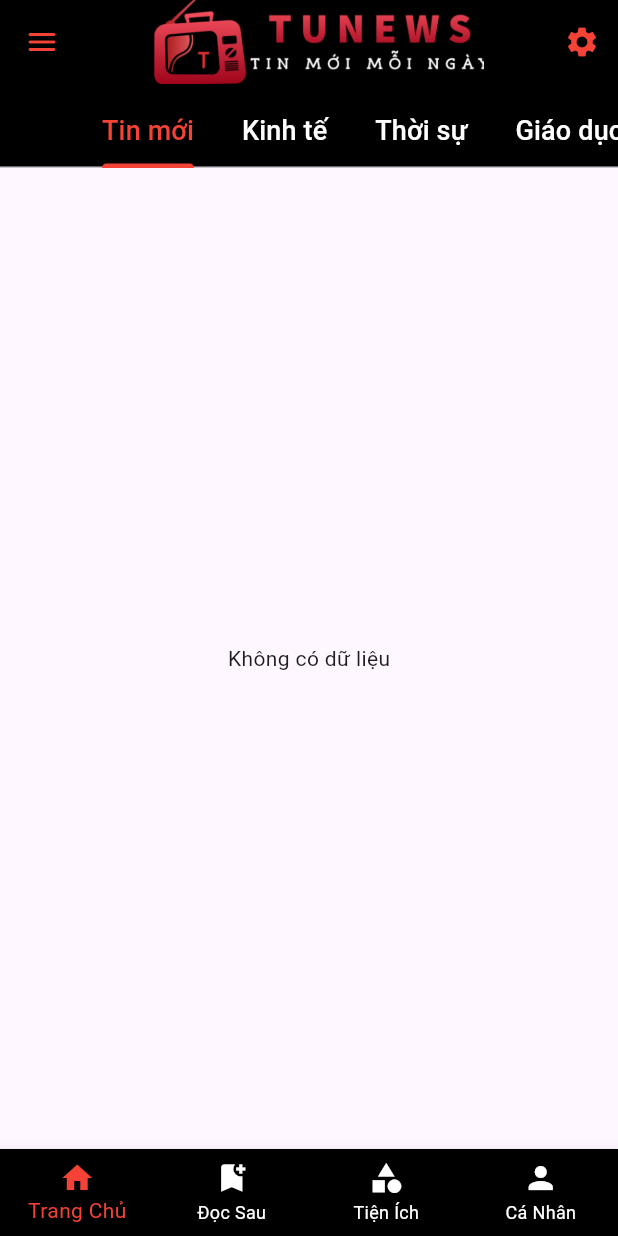
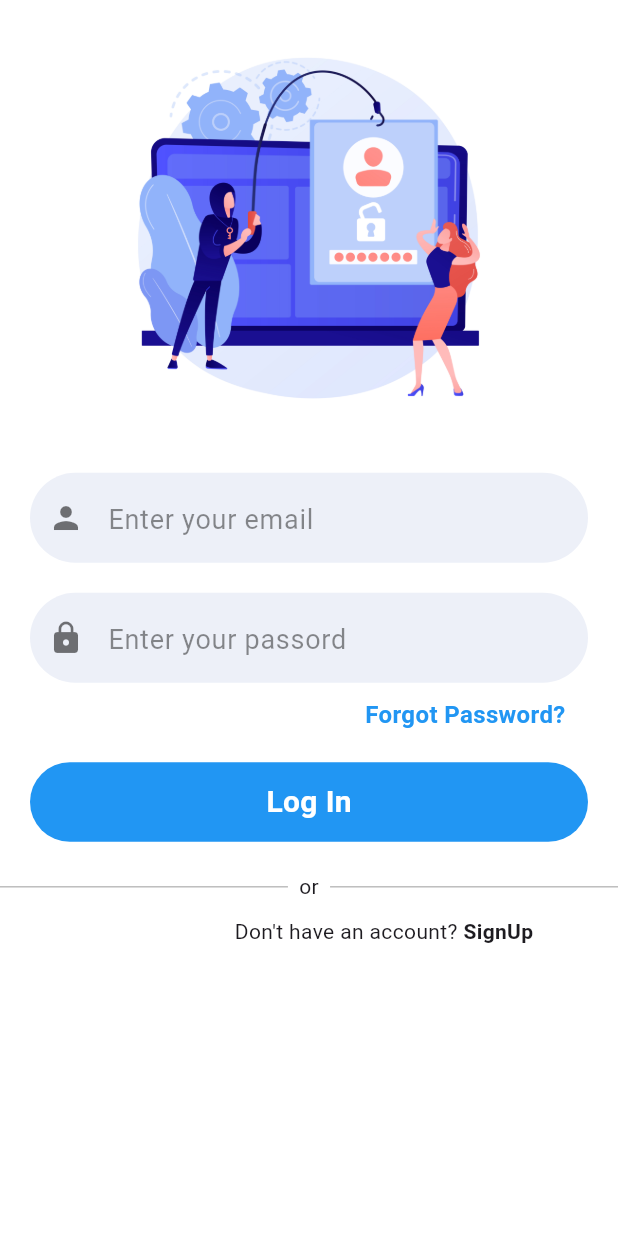
Before and after one commit to AnhTuvx/News_Flutter, a Flutter app: the screen it shows after launch, on a phone screen of 412 x 824 dp. Run offline on Flutter 3.47's test engine with Material 3 defaults, Android fonts, the phone set to English and light mode, and no system bars; our stand-ins replace cached_network_image, cloud_firestore, firebase_auth, firebase_core, flutter_tts, shared_preferences and 1 more; accounts and stored records are empty.

Commit message:
connect firebase,and build login,sigup page

```diff
--- a/lib/main.dart
+++ b/lib/main.dart
@@ -1,11 +1,15 @@
+import 'package:firebase_auth/firebase_auth.dart';
 import 'package:flutter/material.dart';
+import 'package:firebase_core/firebase_core.dart';
 import 'package:news_app_flutter/view/homepage.dart';
+import 'package:news_app_flutter/view/login_page.dart';
 import 'package:news_app_flutter/widget/CategoryProvider.dart';
 import 'package:provider/provider.dart';
 
 void main() async {
-  WidgetsFlutterBinding
-      .ensureInitialized(); // Đảm bảo khởi tạo Flutter trước khi sử dụng plugin
+  WidgetsFlutterBinding.ensureInitialized(); // Đảm bảo khởi tạo Flutter
+  await Firebase.initializeApp(); // Khởi tạo Firebase
+
   runApp(
     MultiProvider(
       providers: [
@@ -20,10 +24,32 @@ class MyApp extends StatelessWidget {
   @override
   Widget build(BuildContext context) {
     return MaterialApp(
-      theme: ThemeData(
-        primarySwatch: Colors.blue,
-      ),
-      home: HomePage(),
+      debugShowCheckedModeBanner: false, // Tắt banner debug
+      home: AuthWrapper(), // Điều hướng dựa trên trạng thái người dùng
     );
   }
 }
+
+// AuthWrapper để xử lý luồng điều hướng
+class AuthWrapper extends StatelessWidget {
+  @override
+  Widget build(BuildContext context) {
+    return StreamBuilder<User?>(
+      stream: FirebaseAuth.instance.authStateChanges(),
+      builder: (context, snapshot) {
+        // Kiểm tra trạng thái người dùng
+        if (snapshot.connectionState == ConnectionState.waiting) {
+          return Scaffold(
+            body: Center(
+                child:
+                    CircularProgressIndicator()), // Hiển thị khi chờ Firebase
+          );
+        } else if (snapshot.hasData && snapshot.data != null) {
+          return HomePage(); // Chuyển đến trang chính nếu người dùng đã đăng nhập
+        } else {
+          return LoginScreen(); // Chuyển đến màn hình đăng nhập nếu chưa đăng nhập
+        }
+      },
+    );
+  }
+}
--- /dev/null
+++ b/lib/services/authentication.dart
@@ -0,0 +1,67 @@
+import 'package:cloud_firestore/cloud_firestore.dart';
+import 'package:firebase_auth/firebase_auth.dart';
+
+class AuthMethod {
+  final FirebaseFirestore _firestore = FirebaseFirestore.instance;
+  final FirebaseAuth _auth = FirebaseAuth.instance;
+
+  // SignUp User
+
+  Future<String> signupUser({
+    required String email,
+    required String password,
+    required String name,
+  }) async {
+    String res = "Some error Occurred";
+    try {
+      if (email.isNotEmpty || password.isNotEmpty || name.isNotEmpty) {
+        // register user in auth with email and password
+        UserCredential cred = await _auth.createUserWithEmailAndPassword(
+          email: email,
+          password: password,
+        );
+        // add user to your  firestore database
+        print(cred.user!.uid);
+        await _firestore.collection("users").doc(cred.user!.uid).set({
+          'name': name,
+          'uid': cred.user!.uid,
+          'email': email,
+          'saveFeed': [],
+        });
+
+        res = "success";
+      }
+    } catch (err) {
+      return err.toString();
+    }
+    return res;
+  }
+
+  // logIn user
+  Future<String> loginUser({
+    required String email,
+    required String password,
+  }) async {
+    String res = "Some error Occurred";
+    try {
+      if (email.isNotEmpty || password.isNotEmpty) {
+        // logging in user with email and password
+        await _auth.signInWithEmailAndPassword(
+          email: email,
+          password: password,
+        );
+        res = "success";
+      } else {
+        res = "Please enter all the fields";
+      }
+    } catch (err) {
+      return err.toString();
+    }
+    return res;
+  }
+
+  // for sighout
+  signOut() async {
+    // await _auth.signOut();
+  }
+}
--- /dev/null
+++ b/lib/view/login_page.dart
@@ -0,0 +1,152 @@
+import 'package:flutter/material.dart';
+import 'package:news_app_flutter/view/homepage.dart';
+import 'package:news_app_flutter/view/password_fogot.dart';
+import 'package:news_app_flutter/view/sign_up_page.dart';
+import '../Services/authentication.dart';
+import '../Widget/snackbar.dart';
+import '../Widget/text_field.dart';
+import '../widget/button.dart';
+
+class LoginScreen extends StatefulWidget {
+  const LoginScreen({super.key});
+
+  @override
+  State<LoginScreen> createState() => _SignupScreenState();
+}
+
+class _SignupScreenState extends State<LoginScreen> {
+  final TextEditingController emailController = TextEditingController();
+  final TextEditingController passwordController = TextEditingController();
+  bool isLoading = false;
+
+  @override
+  void dispose() {
+    super.dispose();
+    emailController.dispose();
+    passwordController.dispose();
+  }
+
+// email and passowrd auth part
+  void loginUser() async {
+    setState(() {
+      isLoading = true;
+    });
+    // signup user using our authmethod
+    String res = await AuthMethod().loginUser(
+        email: emailController.text, password: passwordController.text);
+
+    if (res == "success") {
+      setState(() {
+        isLoading = false;
+      });
+      //navigate to the home screen
+      Navigator.of(context).pushReplacement(
+        MaterialPageRoute(
+          builder: (context) => HomePage(),
+        ),
+      );
+    } else {
+      setState(() {
+        isLoading = false;
+      });
+      // show error
+      showSnackBar(context, res);
+    }
+  }
+
+  @override
+  Widget build(BuildContext context) {
+    double height = MediaQuery.of(context).size.height;
+    return Scaffold(
+      resizeToAvoidBottomInset: true,
+      // resizeToAvoidBottomInset: false,
+      backgroundColor: Colors.white,
+      body: SafeArea(
+          child: SizedBox(
+        child: Column(
+          crossAxisAlignment: CrossAxisAlignment.center,
+          children: [
+            SizedBox(
+              height: height / 2.7,
+              child: Image.asset('lib/img/login.jpg'),
+            ),
+            TextFieldInput(
+                icon: Icons.person,
+                textEditingController: emailController,
+                hintText: 'Enter your email',
+                textInputType: TextInputType.text),
+            TextFieldInput(
+              icon: Icons.lock,
+              textEditingController: passwordController,
+              hintText: 'Enter your passord',
+              textInputType: TextInputType.text,
+              isPass: true,
+            ),
+            //  we call our forgot password below the login in button
+            const ForgotPassword(),
+            MyButtons(onTap: loginUser, text: "Log In"),
+
+            Row(
+              children: [
+                Expanded(
+                  child: Container(height: 1, color: Colors.black26),
+                ),
+                const Text("  or  "),
+                Expanded(
+                  child: Container(height: 1, color: Colors.black26),
+                )
+              ],
+            ),
+            // for google login
+
+            // for phone authentication
+            // Don't have an account? got to signup screen
+            Padding(
+              padding: const EdgeInsets.only(top: 10, left: 100),
+              child: Row(
+                mainAxisAlignment: MainAxisAlignment.center,
+                children: [
+                  const Text("Don't have an account? "),
+                  GestureDetector(
+                    onTap: () {
+                      Navigator.of(context).push(
+                        MaterialPageRoute(
+                          builder: (context) => SignupScreen(),
+                        ),
+                      );
+                    },
+                    child: const Text(
+                      "SignUp",
+                      style: TextStyle(fontWeight: FontWeight.bold),
+                    ),
+                  )
+                ],
+              ),
+            ),
+          ],
+        ),
+      )),
+    );
+  }
+
+  Container socialIcon(image) {
+    return Container(
+      padding: const EdgeInsets.symmetric(
+        horizontal: 32,
+        vertical: 15,
+      ),
+      decoration: BoxDecoration(
+        color: const Color(0xFFedf0f8),
+        borderRadius: BorderRadius.circular(12),
+        border: Border.all(
+          color: Colors.black45,
+          width: 2,
+        ),
+      ),
+      child: Image.network(
+        image,
+        height: 40,
+      ),
+    );
+  }
+}
--- /dev/null
+++ b/lib/view/password_fogot.dart
@@ -0,0 +1,121 @@
+import 'package:firebase_auth/firebase_auth.dart';
+import 'package:flutter/material.dart';
+import 'package:news_app_flutter/Widget/snackbar.dart';
+
+class ForgotPassword extends StatefulWidget {
+  const ForgotPassword({super.key});
+
+  @override
+  State<ForgotPassword> createState() => _ForgotPasswordState();
+}
+
+class _ForgotPasswordState extends State<ForgotPassword> {
+  TextEditingController emailController = TextEditingController();
+  final auth = FirebaseAuth.instance;
+  @override
+  Widget build(BuildContext context) {
+    return Padding(
+      padding: const EdgeInsets.symmetric(horizontal: 35),
+      child: Align(
+        alignment: Alignment.centerRight,
+        child: InkWell(
+          onTap: () {
+            myDialogBox(context);
+          },
+          child: const Text(
+            "Forgot Password?",
+            style: TextStyle(
+              fontWeight: FontWeight.bold,
+              fontSize: 16,
+              color: Colors.blue,
+            ),
+          ),
+        ),
+      ),
+    );
+  }
+
+  void myDialogBox(BuildContext context) {
+    showDialog(
+        context: context,
+        builder: (BuildContext context) {
+          return Dialog(
+            shape: RoundedRectangleBorder(
+              borderRadius: BorderRadius.circular(20),
+            ),
+            child: Container(
+              decoration: BoxDecoration(
+                color: Colors.white,
+                borderRadius: BorderRadius.circular(20),
+              ),
+              padding: const EdgeInsets.all(20),
+              child: Column(
+                mainAxisSize: MainAxisSize.min,
+                children: [
+                  Row(
+                    mainAxisAlignment: MainAxisAlignment.spaceBetween,
+                    children: [
+                      Container(),
+                      const Text(
+                        "Forgot Your Password",
+                        style: TextStyle(
+                          fontWeight: FontWeight.bold,
+                          fontSize: 18,
+                        ),
+                      ),
+                      IconButton(
+                        onPressed: () {
+                          Navigator.pop(context);
+                        },
+                        icon: const Icon(Icons.close),
+                      ),
+                    ],
+                  ),
+                  const SizedBox(height: 20),
+                  TextField(
+                    controller: emailController,
+                    decoration: const InputDecoration(
+                      border: OutlineInputBorder(),
+                      labelText: "Enter the Email",
+                      hintText: "eg abc@gmail.com",
+                    ),
+                  ),
+                  const SizedBox(height: 20),
+                  ElevatedButton(
+                    style:
+                        ElevatedButton.styleFrom(backgroundColor: Colors.blue),
+                    onPressed: () async {
+                      await auth
+                          .sendPasswordResetEmail(email: emailController.text)
+                          .then((value) {
+                        // if success then show this message
+                        showSnackBar(context,
+                            "We have send you the reset password link to your email id, Please check it");
+                      }).onError((error, stackTrace) {
+                        // if unsuccess then show error message
+                        showSnackBar(context, error.toString());
+                      });
+                      // terminate the dialog after send the forgot password link
+                      Navigator.pop(context);
+                      // clear the text field
+                      emailController.clear();
+                    },
+
+                    // if we remember the password then we can easily login
+                    // if we forget the password then we apply this method
+                    child: const Text(
+                      "Send",
+                      style: TextStyle(
+                        fontWeight: FontWeight.bold,
+                        fontSize: 16,
+                        color: Colors.white,
+                      ),
+                    ),
+                  )
+                ],
+              ),
+            ),
+          );
+        });
+  }
+}
--- a/lib/view/rss_feed_page.dart
+++ b/lib/view/rss_feed_page.dart
@@ -256,7 +256,9 @@ class _RssFeedPageState extends State<RssFeedPage> {
                     } else if (snapshot.hasError) {
                       return Center(child: Text('Error: ${snapshot.error}'));
                     } else if (!snapshot.hasData || snapshot.data!.isEmpty) {
-                      return Center(child: Text('Không có dữ liệu'));
+                      return Center(
+                          child:
+                              Text('Không có tin tức cho loại báo bạn chọn'));
                     } else {
                       List<RssFeed> sortedFeeds =
                           sortFeedsByDate(snapshot.data!);
--- /dev/null
+++ b/lib/widget/button.dart
@@ -0,0 +1,40 @@
+import 'package:flutter/material.dart';
+
+class MyButtons extends StatelessWidget {
+  final VoidCallback onTap;
+  final String text;
+  const MyButtons({
+    super.key,
+    required this.onTap,
+    required this.text,
+  });
+
+  @override
+  Widget build(BuildContext context) {
+    return InkWell(
+      onTap: onTap,
+      child: Padding(
+        padding: const EdgeInsets.all(20.0),
+        child: Container(
+          alignment: Alignment.center,
+          padding: const EdgeInsets.symmetric(vertical: 12),
+          decoration: const ShapeDecoration(
+              shape: RoundedRectangleBorder(
+                borderRadius: BorderRadius.all(
+                  Radius.circular(30),
+                ),
+              ),
+              color: Colors.blue),
+          child: Text(
+            text,
+            style: const TextStyle(
+              fontSize: 20,
+              color: Colors.white,
+              fontWeight: FontWeight.bold,
+            ),
+          ),
+        ),
+      ),
+    );
+  }
+}
--- /dev/null
+++ b/lib/widget/text_field.dart
@@ -0,0 +1,56 @@
+import 'package:flutter/material.dart';
+
+class TextFieldInput extends StatelessWidget {
+  final TextEditingController textEditingController;
+  final bool isPass;
+  final String hintText;
+  final IconData? icon;
+  final TextInputType textInputType;
+
+  const TextFieldInput({
+    super.key,
+    required this.textEditingController,
+    this.isPass = false,
+    required this.hintText,
+    this.icon,
+    required this.textInputType,
+  });
+
+  @override
+  Widget build(BuildContext context) {
+    return GestureDetector(
+      onTap: () {
+        FocusScope.of(context).unfocus(); // Ẩn bàn phím khi nhấn bên ngoài
+      },
+      child: Padding(
+        padding: const EdgeInsets.symmetric(vertical: 10, horizontal: 20),
+        child: TextField(
+          style: const TextStyle(fontSize: 20),
+          controller: textEditingController,
+          decoration: InputDecoration(
+            prefixIcon: Icon(icon, color: Colors.black54),
+            hintText: hintText,
+            hintStyle: const TextStyle(color: Colors.black45, fontSize: 18),
+            enabledBorder: OutlineInputBorder(
+              borderSide: BorderSide.none,
+              borderRadius: BorderRadius.circular(30),
+            ),
+            border: InputBorder.none,
+            focusedBorder: OutlineInputBorder(
+              borderSide: const BorderSide(color: Colors.blue, width: 2),
+              borderRadius: BorderRadius.circular(30),
+            ),
+            filled: true,
+            fillColor: const Color(0xFFedf0f8),
+            contentPadding: const EdgeInsets.symmetric(
+              vertical: 15,
+              horizontal: 20,
+            ),
+          ),
+          keyboardType: textInputType,
+          obscureText: isPass,
+        ),
+      ),
+    );
+  }
+}
--- a/pubspec.yaml
+++ b/pubspec.yaml
@@ -45,6 +45,9 @@ dependencies:
   # The following adds the Cupertino Icons font to your application.
   # Use with the CupertinoIcons class for iOS style icons.
   cupertino_icons: ^1.0.6
+  firebase_core: ^3.4.0
+  firebase_auth: ^5.2.0
+  cloud_firestore: ^5.4.0
 
 dev_dependencies:
   flutter_test:
```
Also changed, not shown: lib/view/sign_up_page.dart (added, +117 -0 lines), lib/view/test2.dart (+31 -1 lines), lib/widget/drawer_menu.dart (+5 -3 lines), lib/widget/snackbar.dart (added, +9 -0 lines), firebase.json (added), lib/firebase_options.dart (added), lib/img/Developeractivity-bro.png (added), lib/img/login.jpg (added), lib/img/signup.jpeg (added), lib/login with google/google_auth.dart (added), lib/login with google/google_login.dart (added), pubspec.lock, 6 other files.
